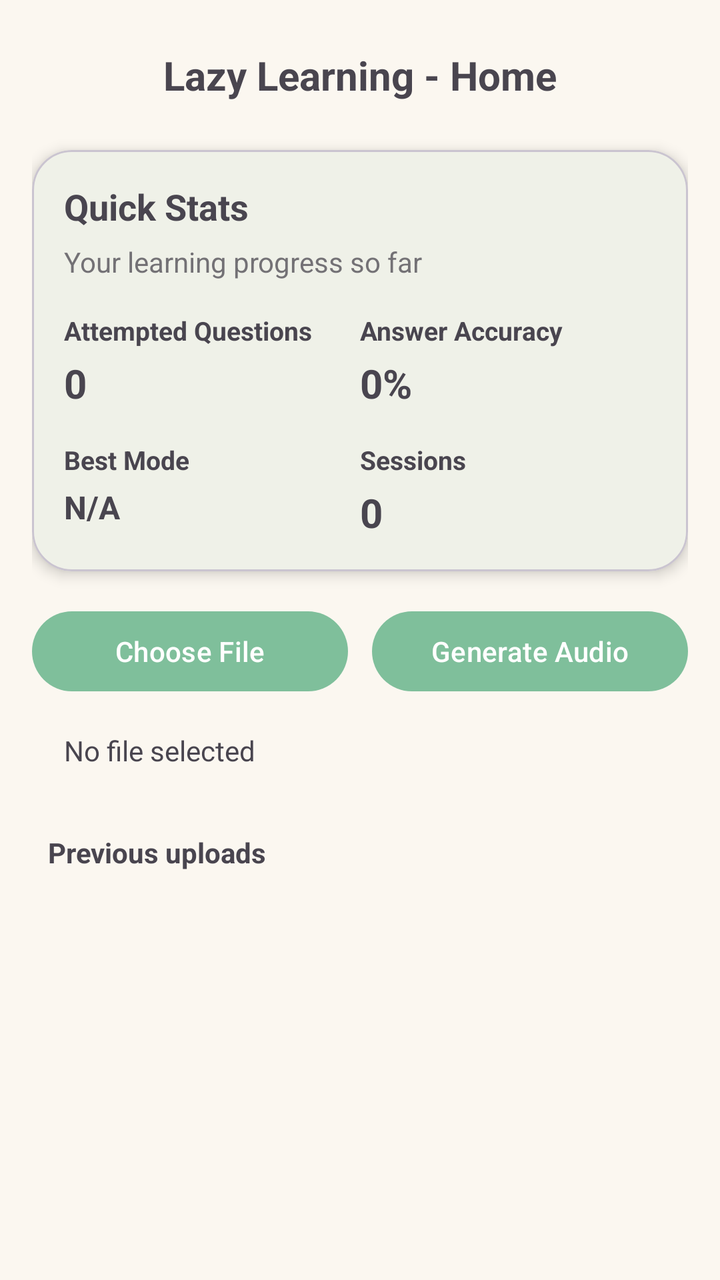
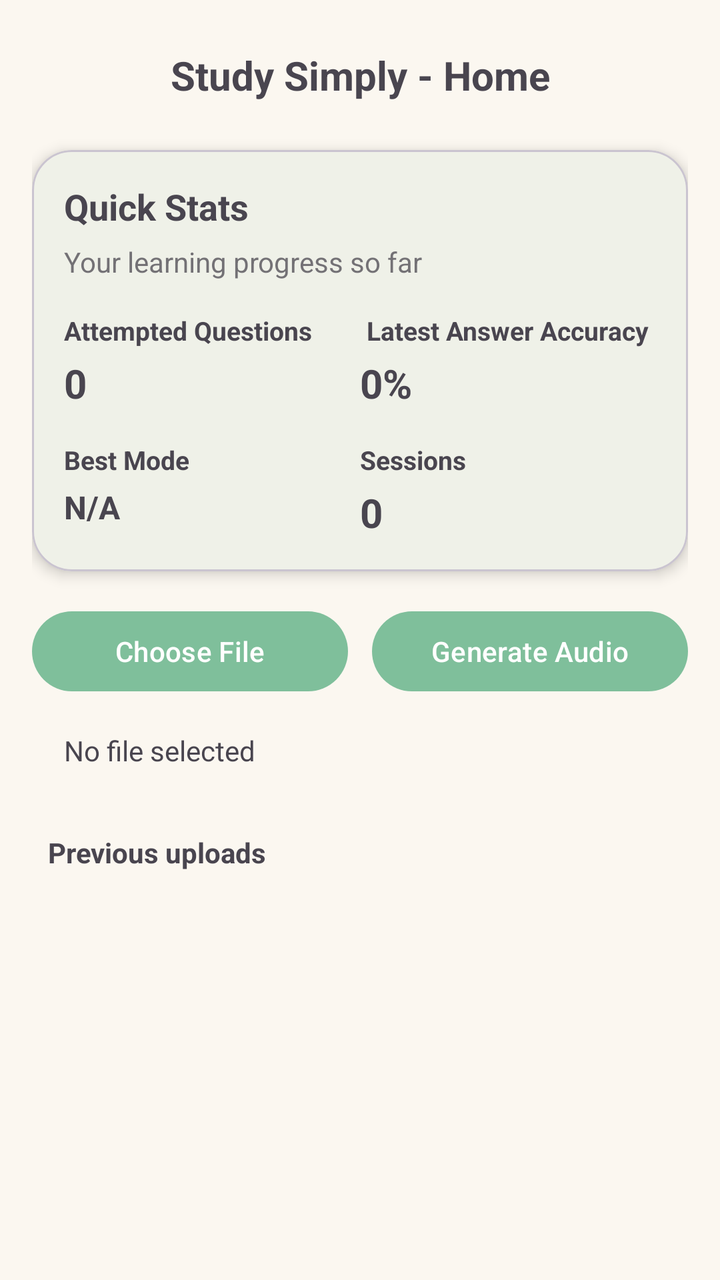

Before-and-after screenshots of an Android layout around one commit, followed by the original layout XML and the change that was made.
<!-- AndroidManifest.xml: application theme Theme.FinalYearProject -->
<!-- res/layout/fragment_home.xml -->
<?xml version="1.0" encoding="utf-8"?>
<androidx.constraintlayout.widget.ConstraintLayout xmlns:android="http://schemas.android.com/apk/res/android"
    xmlns:app="http://schemas.android.com/apk/res-auto"
    android:layout_width="match_parent"
    android:layout_height="match_parent"
    android:padding="16dp"
    android:background="?attr/colorSurface">

    <TextView
        android:id="@+id/homeTitleTV"
        android:layout_width="0dp"
        android:layout_height="wrap_content"
        android:text="Lazy Learning - Home"
        android:textSize="20sp"
        android:textStyle="bold"
        android:gravity="center"
        android:padding="8dp"
        app:layout_constraintTop_toTopOf="parent"
        app:layout_constraintStart_toStartOf="parent"
        app:layout_constraintEnd_toEndOf="parent" />

    <com.google.android.material.card.MaterialCardView
        android:id="@+id/continueLearningCard"
        android:layout_width="0dp"
        android:layout_height="wrap_content"
        android:layout_marginTop="16dp"
        android:visibility="gone"
        app:cardCornerRadius="20dp"
        app:cardElevation="4dp"
        app:strokeWidth="1dp"
        app:layout_constraintTop_toBottomOf="@id/homeTitleTV"
        app:layout_constraintStart_toStartOf="parent"
        app:layout_constraintEnd_toEndOf="parent">

        <LinearLayout
            android:layout_width="match_parent"
            android:layout_height="wrap_content"
            android:orientation="horizontal"
            android:gravity="center_vertical"
            android:padding="14dp">

            <LinearLayout
                android:layout_width="0dp"
                android:layout_height="wrap_content"
                android:layout_weight="1"
                android:orientation="vertical">

                <TextView
                    android:id="@+id/continueLearningTitleTV"
                    android:layout_width="wrap_content"
                    android:layout_height="wrap_content"
                    android:text="Continue Learning"
                    android:textStyle="bold"
                    android:textSize="16sp" />

                <TextView
                    android:id="@+id/continueLearningSubtitleTV"
                    android:layout_width="wrap_content"
                    android:layout_height="wrap_content"
                    android:layout_marginTop="3dp"
                    android:text="Pick up where you left off"
                    android:textSize="13sp"
                    android:alpha="0.75" />

                <TextView
                    android:id="@+id/continueFileNameTV"
                    android:layout_width="match_parent"
                    android:layout_height="wrap_content"
                    android:layout_marginTop="8dp"
                    android:maxLines="1"
                    android:ellipsize="end"
                    android:text="psychology.pdf"
                    android:textStyle="bold"
                    android:textSize="15sp" />

                <TextView
                    android:id="@+id/continueModeTV"
                    android:layout_width="wrap_content"
                    android:layout_height="wrap_content"
                    android:layout_marginTop="4dp"
                    android:text="True / False • Item 1"
                    android:textSize="13sp"
                    android:alpha="0.85" />

            </LinearLayout>

            <com.google.android.material.button.MaterialButton
                android:id="@+id/continueLearningBtn"
                android:layout_width="wrap_content"
                android:layout_height="36dp"
                android:layout_marginStart="12dp"
                android:layout_marginEnd="4dp"
                android:layout_gravity="center_vertical"
                android:minWidth="0dp"
                android:paddingStart="16dp"
                android:paddingEnd="16dp"
                android:text="Resume"
                android:textAllCaps="false"
                android:textSize="14sp"
                android:textStyle="bold"
                android:textColor="@android:color/white"
                android:maxLines="1"
                android:ellipsize="end"
                app:backgroundTint="#7FBF9E"
                app:cornerRadius="18dp"
                app:rippleColor="#40FFFFFF"
                app:strokeWidth="0dp" />

        </LinearLayout>

    </com.google.android.material.card.MaterialCardView>

    <com.google.android.material.card.MaterialCardView
        android:id="@+id/quickStatsCard"
        android:layout_width="0dp"
        android:layout_height="wrap_content"
        android:layout_marginTop="16dp"
        app:cardCornerRadius="20dp"
        app:cardElevation="4dp"
        app:strokeWidth="1dp"
        app:layout_constraintTop_toBottomOf="@id/continueLearningCard"
        app:layout_constraintStart_toStartOf="parent"
        app:layout_constraintEnd_toEndOf="parent">

        <LinearLayout
            android:layout_width="match_parent"
            android:layout_height="wrap_content"
            android:orientation="vertical"
            android:padding="16dp">

            <TextView
                android:id="@+id/quickStatsTitleTV"
                android:layout_width="wrap_content"
                android:layout_height="wrap_content"
                android:text="Quick Stats"
                android:textStyle="bold"
                android:textSize="18sp" />

            <TextView
                android:id="@+id/quickStatsSubtitleTV"
                android:layout_width="wrap_content"
                android:layout_height="wrap_content"
                android:layout_marginTop="6dp"
                android:text="Your learning progress so far"
                android:textSize="14sp"
                android:alpha="0.75" />

            <LinearLayout
                android:layout_width="match_parent"
                android:layout_height="wrap_content"
                android:layout_marginTop="16dp"
                android:orientation="horizontal"
                android:weightSum="2">

                <LinearLayout
                    android:layout_width="0dp"
                    android:layout_height="wrap_content"
                    android:layout_weight="1"
                    android:orientation="vertical">

                    <TextView
                        android:layout_width="wrap_content"
                        android:layout_height="wrap_content"
                        android:text="Attempted Questions"
                        android:textStyle="bold"
                        android:textSize="13sp" />

                    <TextView
                        android:id="@+id/quickStatsAttemptedTV"
                        android:layout_width="wrap_content"
                        android:layout_height="wrap_content"
                        android:layout_marginTop="4dp"
                        android:text="0"
                        android:textSize="20sp"
                        android:textStyle="bold" />
                </LinearLayout>

                <LinearLayout
                    android:layout_width="0dp"
                    android:layout_height="wrap_content"
                    android:layout_weight="1"
                    android:orientation="vertical">

                    <TextView
                        android:layout_width="wrap_content"
                        android:layout_height="wrap_content"
                        android:text="Answer Accuracy"
                        android:textStyle="bold"
                        android:textSize="13sp" />

                    <TextView
                        android:id="@+id/quickStatsAccuracyTV"
                        android:layout_width="wrap_content"
                        android:layout_height="wrap_content"
                        android:layout_marginTop="4dp"
                        android:text="0%"
                        android:textSize="20sp"
                        android:textStyle="bold" />
                </LinearLayout>
            </LinearLayout>

            <LinearLayout
                android:layout_width="match_parent"
                android:layout_height="wrap_content"
                android:layout_marginTop="16dp"
                android:orientation="horizontal"
                android:weightSum="2">

                <LinearLayout
                    android:layout_width="0dp"
                    android:layout_height="wrap_content"
                    android:layout_weight="1"
                    android:orientation="vertical">

                    <TextView
                        android:layout_width="wrap_content"
                        android:layout_height="wrap_content"
                        android:text="Best Mode"
                        android:textStyle="bold"
                        android:textSize="13sp" />

                    <TextView
                        android:id="@+id/quickStatsBestModeTV"
                        android:layout_width="wrap_content"
                        android:layout_height="wrap_content"
                        android:layout_marginTop="4dp"
                        android:text="N/A"
                        android:textSize="16sp"
                        android:textStyle="bold" />
                </LinearLayout>

                <LinearLayout
                    android:layout_width="0dp"
                    android:layout_height="wrap_content"
                    android:layout_weight="1"
                    android:orientation="vertical">

                    <TextView
                        android:layout_width="wrap_content"
                        android:layout_height="wrap_content"
                        android:text="Sessions"
                        android:textStyle="bold"
                        android:textSize="13sp" />

                    <TextView
                        android:id="@+id/quickStatsSessionsTV"
                        android:layout_width="wrap_content"
                        android:layout_height="wrap_content"
                        android:layout_marginTop="4dp"
                        android:text="0"
                        android:textSize="20sp"
                        android:textStyle="bold" />
                </LinearLayout>
            </LinearLayout>

        </LinearLayout>

    </com.google.android.material.card.MaterialCardView>

    <LinearLayout
        android:id="@+id/fileActionRow"
        android:layout_width="0dp"
        android:layout_height="wrap_content"
        android:layout_marginTop="16dp"
        android:orientation="horizontal"
        android:weightSum="2"
        app:layout_constraintTop_toBottomOf="@id/quickStatsCard"
        app:layout_constraintStart_toStartOf="parent"
        app:layout_constraintEnd_toEndOf="parent">

        <Button
            android:id="@+id/pickFileBtn"
            android:layout_width="0dp"
            android:layout_height="wrap_content"
            android:layout_weight="1"
            android:layout_marginEnd="6dp"
            android:text="Choose File" />

        <Button
            android:id="@+id/uploadBtn"
            android:layout_width="0dp"
            android:layout_height="wrap_content"
            android:layout_weight="1"
            android:layout_marginStart="6dp"
            android:text="Generate Audio" />

    </LinearLayout>

    <TextView
        android:id="@+id/selectedFileTV"
        android:layout_width="0dp"
        android:layout_height="wrap_content"
        android:text="No file selected"
        android:textSize="14sp"
        android:padding="8dp"
        android:layout_marginTop="8dp"
        android:layout_marginHorizontal="8dp"
        app:layout_constraintTop_toBottomOf="@id/fileActionRow"
        app:layout_constraintStart_toStartOf="parent"
        app:layout_constraintEnd_toEndOf="parent" />

    <ProgressBar
        android:id="@+id/uploadProgress"
        style="?android:attr/progressBarStyle"
        android:layout_width="wrap_content"
        android:layout_height="wrap_content"
        android:visibility="gone"
        android:layout_marginTop="8dp"
        app:layout_constraintTop_toBottomOf="@id/selectedFileTV"
        app:layout_constraintStart_toStartOf="parent"
        app:layout_constraintEnd_toEndOf="parent" />

    <TextView
        android:id="@+id/historyLabelTV"
        android:layout_width="0dp"
        android:layout_height="wrap_content"
        android:text="Previous uploads"
        android:textStyle="bold"
        android:padding="8dp"
        android:layout_marginTop="16dp"
        app:layout_constraintTop_toBottomOf="@id/uploadProgress"
        app:layout_constraintStart_toStartOf="parent"
        app:layout_constraintEnd_toEndOf="parent" />

    <androidx.recyclerview.widget.RecyclerView
        android:id="@+id/previousFilesRV"
        android:layout_width="0dp"
        android:layout_height="0dp"
        android:layout_margin="8dp"
        app:layout_constraintBottom_toBottomOf="parent"
        app:layout_constraintEnd_toEndOf="parent"
        app:layout_constraintStart_toStartOf="parent"
        app:layout_constraintTop_toBottomOf="@id/historyLabelTV" />

</androidx.constraintlayout.widget.ConstraintLayout>
<!-- resources referenced by this layout -->
<resources>
  <style name="Theme.FinalYearProject" parent="Theme.Material3.DayNight.NoActionBar">
          <item name="colorPrimary">@color/md_primary</item>
          <item name="colorSecondary">@color/md_secondary</item>
          <item name="colorTertiary">@color/md_tertiary</item>
  
          <item name="android:colorBackground">@color/md_background</item>
          <item name="colorSurface">@color/md_surface</item>
          <item name="colorOutline">@color/md_outline</item>
  
          <item name="colorOnPrimary">@color/md_onPrimary</item>
          <item name="colorOnSecondary">@color/md_onSecondary</item>
          <item name="colorOnSurface">@color/md_onSurface</item>
      </style>
  <color name="md_primary">#7FBF9B</color>
  <color name="md_secondary">#5F9E86</color>
  <color name="md_tertiary">#B9A6D3</color>
  <color name="md_background">#F6F1E8</color>
  <color name="md_surface">#FBF7F0</color>
  <color name="md_outline">#D7D0C5</color>
  <color name="md_onPrimary">#FFFFFF</color>
  <color name="md_onSecondary">#FFFFFF</color>
  <color name="md_onSurface">#1E1E1E</color>
</resources>

<!-- the commit's change to res/layout/fragment_home.xml (unified diff, before → after) -->
@@ -10,7 +10,7 @@
         android:id="@+id/homeTitleTV"
         android:layout_width="0dp"
         android:layout_height="wrap_content"
-        android:text="Lazy Learning - Home"
+        android:text="Study Simply - Home"
         android:textSize="20sp"
         android:textStyle="bold"
         android:gravity="center"
@@ -184,7 +184,7 @@
                     <TextView
                         android:layout_width="wrap_content"
                         android:layout_height="wrap_content"
-                        android:text="Answer Accuracy"
+                        android:text=" Latest Answer Accuracy"
                         android:textStyle="bold"
                         android:textSize="13sp" />
 
